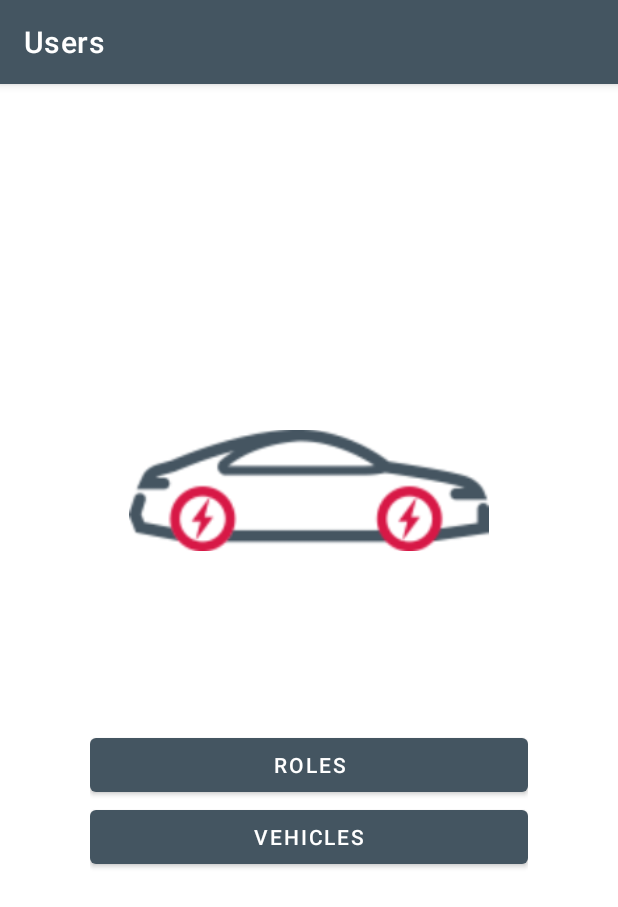
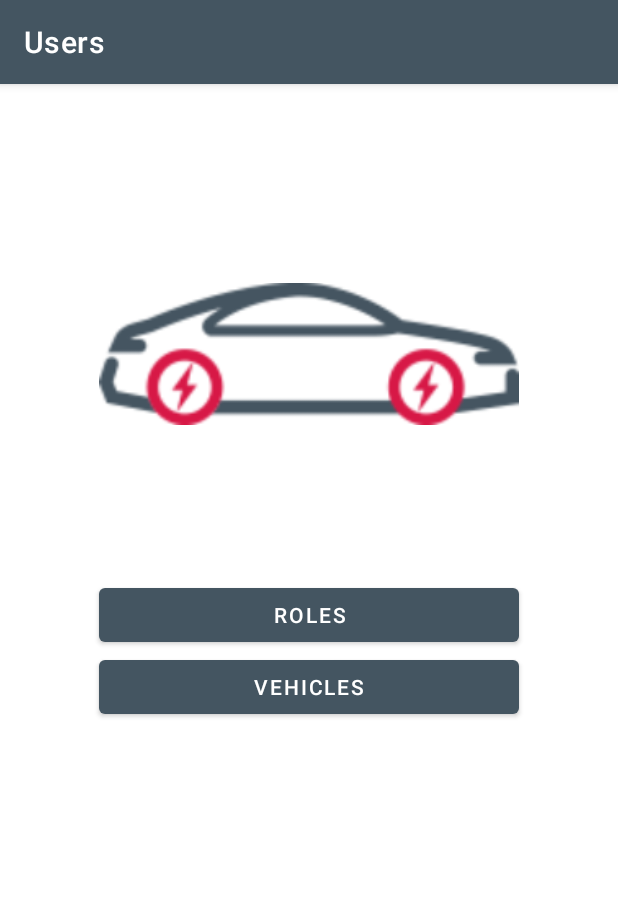
Before and after one commit to gogamid/training-project, an Android app: the screen it shows after launch (MainActivity), on a phone screen of 412 x 824 dp. Shown: the top 907 px of the screen. Run offline under Robolectric (Android 15) with nearby library versions, the phone set to English and light mode, and no system bars; our stand-ins replace data binding, navigation-ui.

Commit message:
- fix screen not scrolled in landscape mode

```diff
--- a/android/app/src/main/res/layout/fragment_main.xml
+++ b/android/app/src/main/res/layout/fragment_main.xml
@@ -1,39 +1,48 @@
 <?xml version="1.0" encoding="utf-8"?>
 <layout xmlns:android="http://schemas.android.com/apk/res/android"
-    xmlns:tools="http://schemas.android.com/tools">
+    xmlns:app="http://schemas.android.com/apk/res-auto">
 
     <data>
 
     </data>
 
-    <LinearLayout
+    <ScrollView
         android:layout_width="match_parent"
-        android:layout_height="match_parent"
-        android:gravity="center"
-        android:orientation="vertical"
-        android:padding="60dp"
-        tools:context="ui.MainFragment">
+        android:layout_height="wrap_content">
+
+        <androidx.constraintlayout.widget.ConstraintLayout
+            android:layout_width="match_parent"
+            android:layout_height="wrap_content">
 
             <ImageView
-            android:id="@+id/imageView"
-            android:layout_width="match_parent"
-            android:layout_height="wrap_content"
-            android:scaleX="1.4"
-            android:scaleY="1.4"
-            android:layout_marginBottom="130dp"
+                android:id="@+id/car_image"
+                android:layout_width="280dp"
+                android:layout_height="100dp"
+                android:layout_margin="130dp"
                 android:importantForAccessibility="no"
-            android:src="@drawable/icon_electro_drive_rgb" />
+                android:src="@drawable/icon_electro_drive_rgb"
+                app:layout_constraintEnd_toEndOf="parent"
+                app:layout_constraintStart_toStartOf="parent"
+                app:layout_constraintTop_toTopOf="parent" />
 
             <Button
                 android:id="@+id/roles_button"
-            android:layout_width="match_parent"
+                android:layout_width="0dp"
                 android:layout_height="wrap_content"
-            android:text="@string/roles" />
+                android:layout_marginTop="100dp"
+                android:text="@string/roles"
+                app:layout_constraintEnd_toEndOf="@+id/car_image"
+                app:layout_constraintStart_toStartOf="@+id/car_image"
+                app:layout_constraintTop_toBottomOf="@+id/car_image" />
 
             <Button
                 android:id="@+id/vehicles_button"
-            android:layout_width="match_parent"
+                android:layout_width="0dp"
                 android:layout_height="wrap_content"
-            android:text="@string/vehicles" />
-    </LinearLayout>
+                android:text="@string/vehicles"
+                app:layout_constraintEnd_toEndOf="@+id/car_image"
+                app:layout_constraintStart_toStartOf="@+id/car_image"
+                app:layout_constraintTop_toBottomOf="@+id/roles_button" />
+        </androidx.constraintlayout.widget.ConstraintLayout>
+    </ScrollView>
 </layout>
```
Also changed, not shown: android/app/src/main/res/layout/fragment_roles.xml (+17 -13 lines), android/app/src/main/res/layout/fragment_vehicles.xml (+17 -12 lines). Lines whose indentation alone changed are shown as unchanged.
